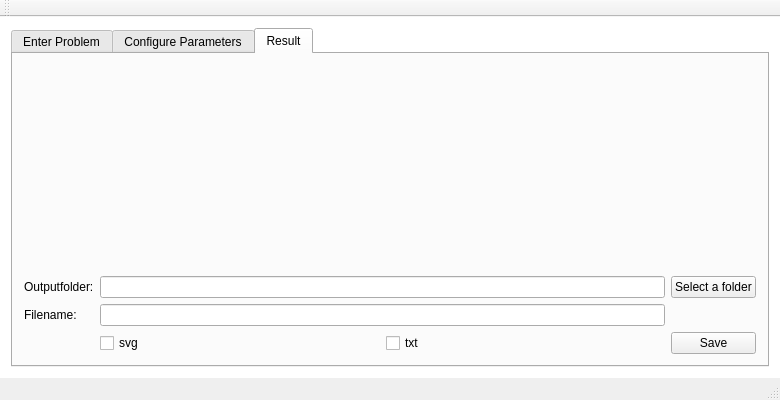
Before: the Qt Designer form Optiblech/mainwindow.ui in CSNWEB/gi-2015, drawn with Qt 5.
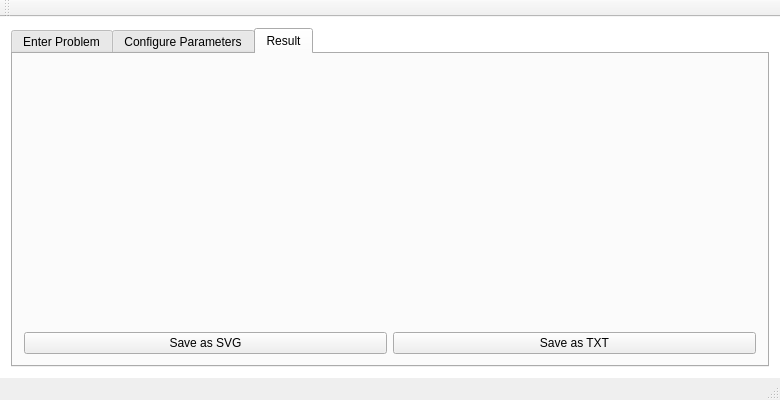
After: the same form once the commit is applied. The open tabs and pages were chosen to show the change.

Commit message: rework gui, plane size & save

What changed in the file:
```diff
--- a/Optiblech/mainwindow.ui
+++ b/Optiblech/mainwindow.ui
@@ -166,6 +166,36 @@
             </property>
            </widget>
           </item>
+          <item row="1" column="1" colspan="2">
+           <layout class="QHBoxLayout" name="horizontalLayout_9">
+            <property name="topMargin">
+             <number>10</number>
+            </property>
+            <property name="rightMargin">
+             <number>0</number>
+            </property>
+            <item>
+             <widget class="QLabel" name="label_3">
+              <property name="text">
+               <string>Pane width: </string>
+              </property>
+             </widget>
+            </item>
+            <item>
+             <widget class="QDoubleSpinBox" name="planeWidth"/>
+            </item>
+            <item>
+             <widget class="QLabel" name="label_5">
+              <property name="text">
+               <string>Plane height</string>
+              </property>
+             </widget>
+            </item>
+            <item>
+             <widget class="QDoubleSpinBox" name="planeHeight"/>
+            </item>
+           </layout>
+          </item>
          </layout>
         </item>
        </layout>
@@ -194,72 +224,37 @@
        <attribute name="title">
         <string>Result</string>
        </attribute>
-       <layout class="QHBoxLayout" name="horizontalLayout_8">
+       <layout class="QVBoxLayout" name="verticalLayout">
         <item>
-         <layout class="QGridLayout" name="gridLayout_3">
-          <item row="2" column="2">
+         <widget class="QFrame" name="svgContainer_2">
+          <property name="sizePolicy">
+           <sizepolicy hsizetype="Expanding" vsizetype="Expanding">
+            <horstretch>0</horstretch>
+            <verstretch>0</verstretch>
+           </sizepolicy>
+          </property>
+          <layout class="QVBoxLayout" name="svgContainer"/>
+         </widget>
+        </item>
+        <item>
+         <layout class="QHBoxLayout" name="horizontalLayout_8">
+          <property name="topMargin">
+           <number>10</number>
+          </property>
+          <item>
            <widget class="QPushButton" name="selectOutputButton">
             <property name="text">
-             <string>Select a folder</string>
+             <string>Save as SVG</string>
             </property>
            </widget>
           </item>
-          <item row="3" column="1">
-           <widget class="QLineEdit" name="lineEdit"/>
-          </item>
-          <item row="0" column="0" colspan="3">
-           <widget class="QFrame" name="svgContainer_2">
-            <property name="sizePolicy">
-             <sizepolicy hsizetype="Expanding" vsizetype="Expanding">
-              <horstretch>0</horstretch>
-              <verstretch>0</verstretch>
-             </sizepolicy>
-            </property>
-            <layout class="QVBoxLayout" name="svgContainer"/>
-           </widget>
-          </item>
-          <item row="3" column="0">
-           <widget class="QLabel" name="label_5">
+          <item>
+           <widget class="QPushButton" name="pushButton_2">
             <property name="text">
-             <string>Filename:</string>
+             <string>Save as TXT</string>
             </property>
            </widget>
           </item>
-          <item row="4" column="2">
-           <widget class="QPushButton" name="pushButton_3">
-            <property name="text">
-             <string>Save</string>
-            </property>
-           </widget>
-          </item>
-          <item row="2" column="1">
-           <widget class="QLineEdit" name="outputFile"/>
-          </item>
-          <item row="2" column="0">
-           <widget class="QLabel" name="label_3">
-            <property name="text">
-             <string>Outputfolder:</string>
-            </property>
-           </widget>
-          </item>
-          <item row="4" column="1">
-           <layout class="QHBoxLayout" name="horizontalLayout_9">
-            <item>
-             <widget class="QCheckBox" name="checkBox_2">
-              <property name="text">
-               <string>svg</string>
-              </property>
-             </widget>
-            </item>
-            <item>
-             <widget class="QCheckBox" name="checkBox">
-              <property name="text">
-               <string>txt</string>
-              </property>
-             </widget>
-            </item>
-           </layout>
-          </item>
          </layout>
         </item>
        </layout>
```
Left out of the diff: 18 changed lines with no effect on the pictures. The commit also changes 1 other file.
